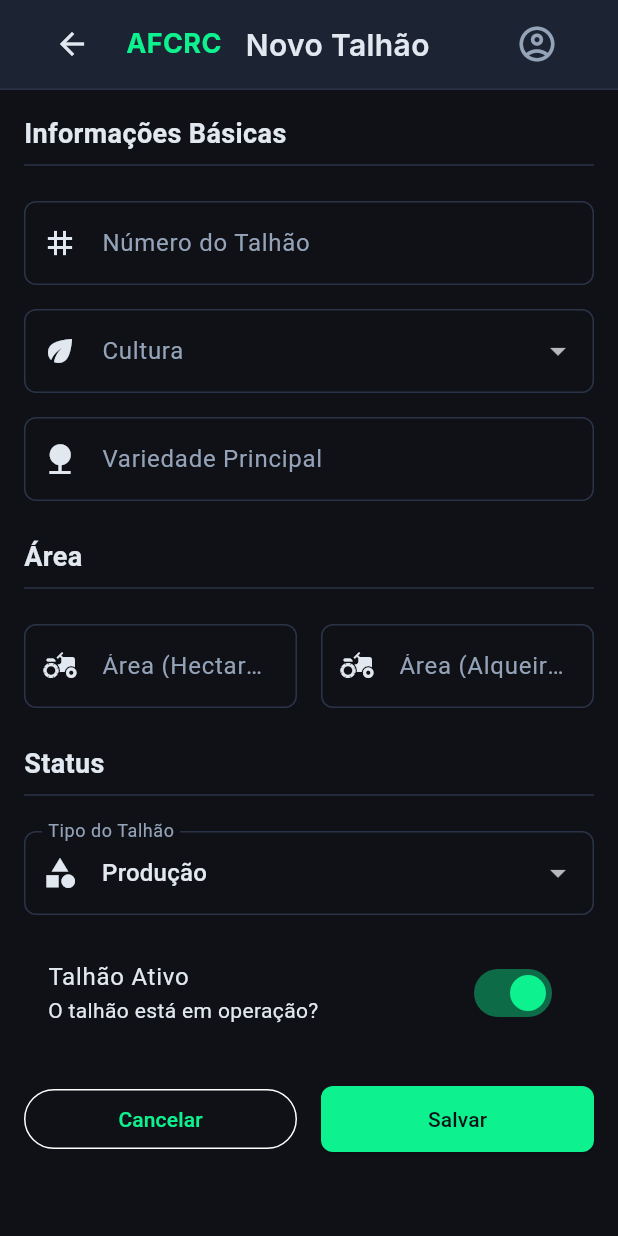
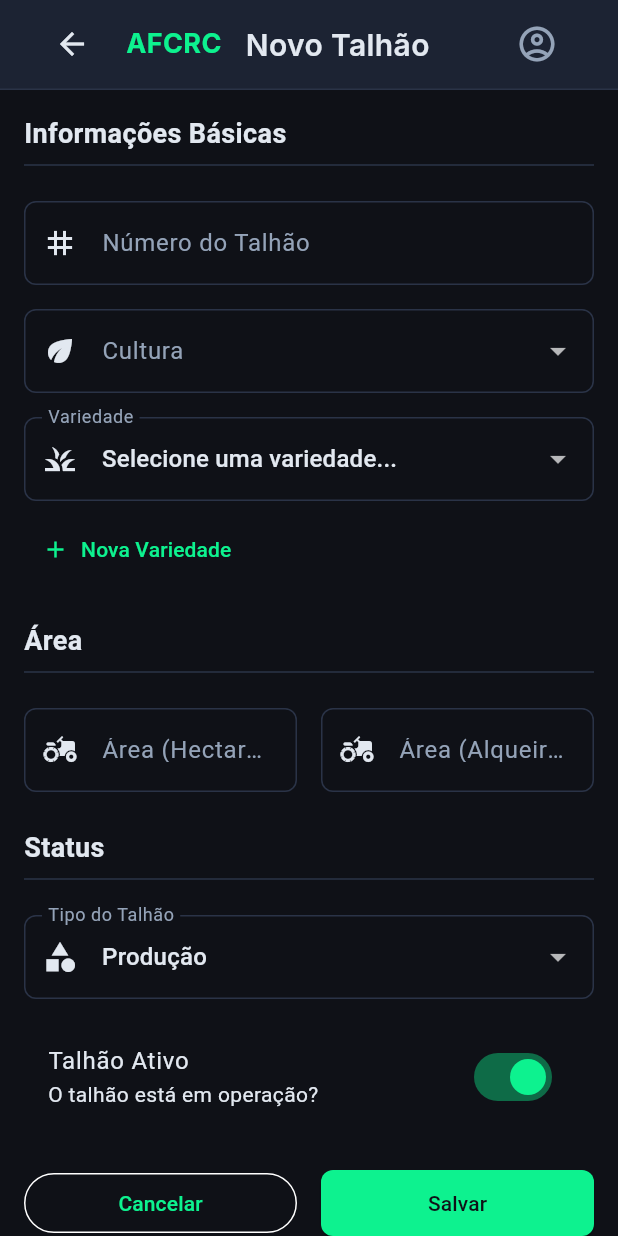
Before and after one commit to afcrcolimpia-cloud/associacao-fornecedores-cana, a Flutter app: the TalhaoFormScreen widget shown alone on an empty page, opened directly with empty values, on a phone screen of 412 x 824 dp. Run offline on Flutter 3.47's test engine with Material 3 defaults, Android fonts, the phone set to English and light mode, and no system bars; our stand-ins replace file_picker, fl_chart, google_fonts, pdf, printing, supabase_flutter; accounts and stored records are empty; statements that could not run were skipped.

Commit message:
feat: módulo Variedades de Cana — 54 variedades AFCRC 2024, dropdown no talhão, formulário nova variedade, recomendação por ambiente/mês

```diff
--- a/lib/models/variedade.dart
+++ b/lib/models/variedade.dart
@@ -2,11 +2,12 @@
 
 class Variedade {
   final String id;
-  final String codigo; // SP 80-1842, RB 92-579, etc
-  final String nome; // Nome da variedade
-  final String caracteristicas; // Descrição das características
-  final String ambienteProducao; // A, B, C, D, E
-  final int mesesColheita; // Quantos meses de colheita
+  final String codigo; // CTC9001, RB86-7515, IACSP95-5094, SP80-1842, etc
+  final String nome; // Nome descritivo da variedade
+  final String instituicao; // CTC, RB, IAC, SP, CV
+  final String destaque; // Característica agronômica principal
+  final String ambienteProducao; // "A B C D E" — ambientes recomendados
+  final String epocaColheita; // "Jun Jul Ago Set" — meses de colheita
   final bool ativa;
   final DateTime criadoEm;
   final DateTime atualizadoEm;
@@ -15,9 +16,10 @@ class Variedade {
     required this.id,
     required this.codigo,
     required this.nome,
-    required this.caracteristicas,
+    required this.instituicao,
+    required this.destaque,
     required this.ambienteProducao,
-    required this.mesesColheita,
+    required this.epocaColheita,
     required this.ativa,
     required this.criadoEm,
     required this.atualizadoEm,
@@ -28,9 +30,10 @@ class Variedade {
       id: json['id'] ?? '',
       codigo: json['codigo'] ?? '',
       nome: json['nome'] ?? '',
-      caracteristicas: json['caracteristicas'] ?? '',
-      ambienteProducao: json['ambiente_producao'] ?? 'A',
-      mesesColheita: json['meses_colheita'] ?? 0,
+      instituicao: json['instituicao'] ?? '',
+      destaque: json['destaque'] ?? '',
+      ambienteProducao: json['ambiente_producao'] ?? '',
+      epocaColheita: json['epoca_colheita'] ?? '',
       ativa: json['ativa'] ?? true,
       criadoEm: json['criado_em'] != null
           ? DateTime.parse(json['criado_em'])
@@ -43,15 +46,13 @@ class Variedade {
 
   Map<String, dynamic> toJson() {
     return {
-      'id': id,
       'codigo': codigo,
       'nome': nome,
-      'caracteristicas': caracteristicas,
+      'instituicao': instituicao,
+      'destaque': destaque,
       'ambiente_producao': ambienteProducao,
-      'meses_colheita': mesesColheita,
+      'epoca_colheita': epocaColheita,
       'ativa': ativa,
-      'criado_em': criadoEm.toIso8601String(),
-      'atualizado_em': atualizadoEm.toIso8601String(),
     };
   }
 
@@ -59,9 +60,10 @@ class Variedade {
     String? id,
     String? codigo,
     String? nome,
-    String? caracteristicas,
+    String? instituicao,
+    String? destaque,
     String? ambienteProducao,
-    int? mesesColheita,
+    String? epocaColheita,
     bool? ativa,
     DateTime? criadoEm,
     DateTime? atualizadoEm,
@@ -70,15 +72,22 @@ class Variedade {
       id: id ?? this.id,
       codigo: codigo ?? this.codigo,
       nome: nome ?? this.nome,
-      caracteristicas: caracteristicas ?? this.caracteristicas,
+      instituicao: instituicao ?? this.instituicao,
+      destaque: destaque ?? this.destaque,
       ambienteProducao: ambienteProducao ?? this.ambienteProducao,
-      mesesColheita: mesesColheita ?? this.mesesColheita,
+      epocaColheita: epocaColheita ?? this.epocaColheita,
       ativa: ativa ?? this.ativa,
       criadoEm: criadoEm ?? this.criadoEm,
       atualizadoEm: atualizadoEm ?? this.atualizadoEm,
     );
   }
 
+  /// Lista de ambientes como List<String> (ex: ['A', 'B', 'C'])
+  List<String> get ambientes => ambienteProducao.split(' ').where((s) => s.isNotEmpty).toList();
+
+  /// Lista de meses como List<String> (ex: ['Jun', 'Jul', 'Ago'])
+  List<String> get meses => epocaColheita.split(' ').where((s) => s.isNotEmpty).toList();
+
   @override
-  String toString() => '$codigo - $nome';
+  String toString() => codigo;
 }
--- a/lib/screens/gestao_agricola_dashboard_screen.dart
+++ b/lib/screens/gestao_agricola_dashboard_screen.dart
@@ -367,7 +367,7 @@ class _GestaoAgricolaDashboardScreenState
                         ),
                         const SizedBox(height: 4),
                         Text(
-                          variedade.caracteristicas,
+                          variedade.destaque,
                           style: GoogleFonts.inter(
                             fontSize: 12,
                             color: AppColors.newTextSecondary,
--- a/lib/screens/talhao_form_screen.dart
+++ b/lib/screens/talhao_form_screen.dart
@@ -1,5 +1,6 @@
 import 'package:flutter/material.dart';
 import '../widgets/app_shell.dart';
+import '../widgets/variedade_dropdown_widget.dart';
 import 'package:flutter/services.dart';
 import '../models/models.dart';
 import '../services/talhao_service.dart';
@@ -25,8 +26,9 @@ class _TalhaoFormScreenState extends State<TalhaoFormScreen> {
   final _numeroController = TextEditingController();
   final _areaHaController = TextEditingController();
   final _areaAlqueiresController = TextEditingController();
-  final _variedadeController = TextEditingController();
   final _observacoesController = TextEditingController();
+
+  String? _variedadeId;
 
   String? _culturaSelecionada;
   String _tipoTalhao = 'producao';
@@ -86,7 +88,7 @@ class _TalhaoFormScreenState extends State<TalhaoFormScreen> {
       _culturaSelecionada = null;
     }
 
-    _variedadeController.text = talhao.variedade ?? '';
+    _variedadeId = talhao.variedade;
     _tipoTalhao = talhao.tipoTalhao ?? 'producao';
     _ativo = talhao.ativo;
   }
@@ -96,7 +98,6 @@ class _TalhaoFormScreenState extends State<TalhaoFormScreen> {
     _numeroController.dispose();
     _areaHaController.dispose();
     _areaAlqueiresController.dispose();
-    _variedadeController.dispose();
     _observacoesController.dispose();
     super.dispose();
   }
@@ -248,13 +249,11 @@ class _TalhaoFormScreenState extends State<TalhaoFormScreen> {
   }
 
   Widget _buildVariedadeField() {
-    return TextFormField(
-      controller: _variedadeController,
-      decoration: const InputDecoration(
-        labelText: 'Variedade Principal',
-        border: OutlineInputBorder(),
-        prefixIcon: Icon(Icons.nature),
-      ),
+    return VariedadeDropdownWidget(
+      variedadeSelecionada: _variedadeId,
+      onChanged: (value) {
+        setState(() => _variedadeId = value);
+      },
     );
   }
 
@@ -350,9 +349,7 @@ class _TalhaoFormScreenState extends State<TalhaoFormScreen> {
             ? null
             : double.parse(_areaAlqueiresController.text),
         cultura: culturaNormalizada,
-        variedade: _variedadeController.text.isEmpty
-            ? null
-            : _variedadeController.text,
+        variedade: _variedadeId,
         anoPlantio: widget.talhao?.anoPlantio,
         corte: widget.talhao?.corte,
         dataPlantio: widget.talhao?.dataPlantio,
--- a/lib/widgets/variedade_dropdown_widget.dart
+++ b/lib/widgets/variedade_dropdown_widget.dart
@@ -3,6 +3,7 @@
 import 'package:flutter/material.dart';
 import '../models/models.dart';
 import '../services/variedade_service.dart';
+import '../screens/variedade_form_screen.dart';
 
 class VariedadeDropdownWidget extends StatefulWidget {
   final String? variedadeSelecionada;
@@ -32,15 +33,29 @@ class _VariedadeDropdownWidgetState extends State<VariedadeDropdownWidget> {
   Future<void> _carregarVariedades() async {
     try {
       final variedades = await _service.getVariedadesAtivas();
+      if (mounted) {
         setState(() {
           _variedades = variedades;
           _carregando = false;
         });
+      }
     } catch (e) {
+      if (mounted) {
         setState(() {
           _carregando = false;
         });
+      }
       debugPrint('Erro ao carregar variedades: $e');
+    }
+  }
+
+  Future<void> _abrirNovaVariedade() async {
+    final resultado = await Navigator.push<bool>(
+      context,
+      MaterialPageRoute(builder: (_) => const VariedadeFormScreen()),
+    );
+    if (resultado == true) {
+      await _carregarVariedades();
     }
   }
 
@@ -49,12 +64,20 @@ class _VariedadeDropdownWidgetState extends State<VariedadeDropdownWidget> {
     if (_carregando) {
       return const Padding(
         padding: EdgeInsets.symmetric(vertical: 16),
-        child: CircularProgressIndicator(),
+        child: Center(child: CircularProgressIndicator()),
       );
     }
 
-    return DropdownButtonFormField<String>(
-      value: widget.variedadeSelecionada,
+    // Verificar se o valor selecionado existe na lista
+    final valorValido = _variedades.any((v) => v.id == widget.variedadeSelecionada)
+        ? widget.variedadeSelecionada
+        : null;
+
+    return Column(
+      crossAxisAlignment: CrossAxisAlignment.stretch,
+      children: [
+        DropdownButtonFormField<String>(
+          value: valorValido,
           decoration: InputDecoration(
             labelText: 'Variedade',
             prefixIcon: const Icon(Icons.grass),
@@ -62,6 +85,7 @@ class _VariedadeDropdownWidgetState extends State<VariedadeDropdownWidget> {
               borderRadius: BorderRadius.circular(8),
             ),
           ),
+          isExpanded: true,
           items: [
             const DropdownMenuItem<String>(
               value: null,
@@ -70,11 +94,25 @@ class _VariedadeDropdownWidgetState extends State<VariedadeDropdownWidget> {
             ..._variedades.map((variedade) {
               return DropdownMenuItem<String>(
                 value: variedade.id,
-            child: Text('${variedade.codigo} - ${variedade.nome}'),
+                child: Text(
+                  '${variedade.codigo} — ${variedade.destaque}',
+                  overflow: TextOverflow.ellipsis,
+                ),
               );
             }),
           ],
           onChanged: widget.onChanged,
+        ),
+        const SizedBox(height: 8),
+        Align(
+          alignment: Alignment.centerLeft,
+          child: TextButton.icon(
+            onPressed: _abrirNovaVariedade,
+            icon: const Icon(Icons.add, size: 18),
+            label: const Text('Nova Variedade'),
+          ),
+        ),
+      ],
     );
   }
 }
```
Also changed, not shown: lib/screens/variedade_form_screen.dart (added, +355 -0 lines), lib/services/variedade_service.dart (+15 -23 lines), 1 other file. Lines whose indentation alone changed are shown as unchanged.
